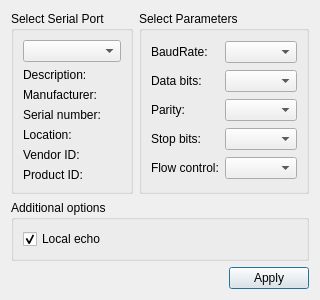
This is level_gage_test/settingsdialog.ui in nowhard/LEVEL_GAGE_TEST_QT as Qt 5 draws it before an edit. The edited form follows.
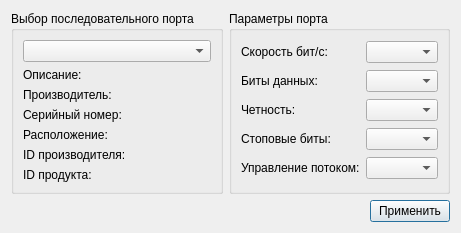
This is the edited form.

```diff
--- a/level_gage_test/settingsdialog.ui
+++ b/level_gage_test/settingsdialog.ui
@@ -6,24 +6,78 @@
    <rect>
     <x>0</x>
     <y>0</y>
-    <width>281</width>
-    <height>262</height>
+    <width>424</width>
+    <height>220</height>
    </rect>
   </property>
   <property name="windowTitle">
    <string>Settings</string>
   </property>
   <layout class="QGridLayout" name="gridLayout_3">
+   <item row="0" column="0">
+    <widget class="QGroupBox" name="selectBox">
+     <property name="title">
+      <string>Выбор последовательного порта</string>
+     </property>
+     <layout class="QGridLayout" name="gridLayout">
+      <item row="0" column="0">
+       <widget class="QComboBox" name="serialPortInfoListBox"/>
+      </item>
+      <item row="1" column="0">
+       <widget class="QLabel" name="descriptionLabel">
+        <property name="text">
+         <string>Описание:</string>
+        </property>
+       </widget>
+      </item>
+      <item row="2" column="0">
+       <widget class="QLabel" name="manufacturerLabel">
+        <property name="text">
+         <string>Производитель:</string>
+        </property>
+       </widget>
+      </item>
+      <item row="3" column="0">
+       <widget class="QLabel" name="serialNumberLabel">
+        <property name="text">
+         <string>Серийный номер:</string>
+        </property>
+       </widget>
+      </item>
+      <item row="4" column="0">
+       <widget class="QLabel" name="locationLabel">
+        <property name="text">
+         <string>Расположение:</string>
+        </property>
+       </widget>
+      </item>
+      <item row="5" column="0">
+       <widget class="QLabel" name="vidLabel">
+        <property name="text">
+         <string>ID производителя:</string>
+        </property>
+       </widget>
+      </item>
+      <item row="6" column="0">
+       <widget class="QLabel" name="pidLabel">
+        <property name="text">
+         <string>ID продукта:</string>
+        </property>
+       </widget>
+      </item>
+     </layout>
+    </widget>
+   </item>
    <item row="0" column="1">
     <widget class="QGroupBox" name="parametersBox">
      <property name="title">
-      <string>Select Parameters</string>
+      <string>Параметры порта</string>
      </property>
      <layout class="QGridLayout" name="gridLayout_2">
       <item row="0" column="0">
        <widget class="QLabel" name="baudRateLabel">
         <property name="text">
-         <string>BaudRate:</string>
+         <string>Скорость бит/c:</string>
         </property>
        </widget>
       </item>
@@ -33,7 +87,7 @@
       <item row="1" column="0">
        <widget class="QLabel" name="dataBitsLabel">
         <property name="text">
-         <string>Data bits:</string>
+         <string>Биты данных:</string>
         </property>
        </widget>
       </item>
@@ -43,7 +97,7 @@
       <item row="2" column="0">
        <widget class="QLabel" name="parityLabel">
         <property name="text">
-         <string>Parity:</string>
+         <string>Четность:</string>
         </property>
        </widget>
       </item>
@@ -53,7 +107,7 @@
       <item row="3" column="0">
        <widget class="QLabel" name="stopBitsLabel">
         <property name="text">
-         <string>Stop bits:</string>
+         <string>Стоповые биты:</string>
         </property>
        </widget>
       </item>
@@ -63,7 +117,7 @@
       <item row="4" column="0">
        <widget class="QLabel" name="flowControlLabel">
         <property name="text">
-         <string>Flow control:</string>
+         <string>Управление потоком:</string>
         </property>
        </widget>
       </item>
@@ -73,61 +127,7 @@
      </layout>
     </widget>
    </item>
-   <item row="0" column="0">
-    <widget class="QGroupBox" name="selectBox">
-     <property name="title">
-      <string>Select Serial Port</string>
-     </property>
-     <layout class="QGridLayout" name="gridLayout">
-      <item row="0" column="0">
-       <widget class="QComboBox" name="serialPortInfoListBox"/>
-      </item>
-      <item row="1" column="0">
-       <widget class="QLabel" name="descriptionLabel">
-        <property name="text">
-         <string>Description:</string>
-        </property>
-       </widget>
-      </item>
-      <item row="2" column="0">
-       <widget class="QLabel" name="manufacturerLabel">
-        <property name="text">
-         <string>Manufacturer:</string>
-        </property>
-       </widget>
-      </item>
-      <item row="3" column="0">
-       <widget class="QLabel" name="serialNumberLabel">
-        <property name="text">
-         <string>Serial number:</string>
-        </property>
-       </widget>
-      </item>
-      <item row="4" column="0">
-       <widget class="QLabel" name="locationLabel">
-        <property name="text">
-         <string>Location:</string>
-        </property>
-       </widget>
-      </item>
-      <item row="5" column="0">
-       <widget class="QLabel" name="vidLabel">
-        <property name="text">
-         <string>Vendor ID:</string>
-        </property>
-       </widget>
-      </item>
-      <item row="6" column="0">
-       <widget class="QLabel" name="pidLabel">
-        <property name="text">
-         <string>Product ID:</string>
-        </property>
-       </widget>
-      </item>
-     </layout>
-    </widget>
-   </item>
-   <item row="2" column="0" colspan="2">
+   <item row="1" column="0" colspan="2">
     <layout class="QHBoxLayout" name="horizontalLayout">
      <item>
       <spacer name="horizontalSpacer">
@@ -145,31 +145,12 @@
      <item>
       <widget class="QPushButton" name="applyButton">
        <property name="text">
-        <string>Apply</string>
+        <string>Применить</string>
        </property>
       </widget>
      </item>
     </layout>
    </item>
-   <item row="1" column="0" colspan="2">
-    <widget class="QGroupBox" name="additionalOptionsGroupBox">
-     <property name="title">
-      <string>Additional options</string>
-     </property>
-     <layout class="QVBoxLayout" name="verticalLayout">
-      <item>
-       <widget class="QCheckBox" name="localEchoCheckBox">
-        <property name="text">
-         <string>Local echo</string>
-        </property>
-        <property name="checked">
-         <bool>true</bool>
-        </property>
-       </widget>
-      </item>
-     </layout>
-    </widget>
-   </item>
   </layout>
  </widget>
  <resources/>
```
